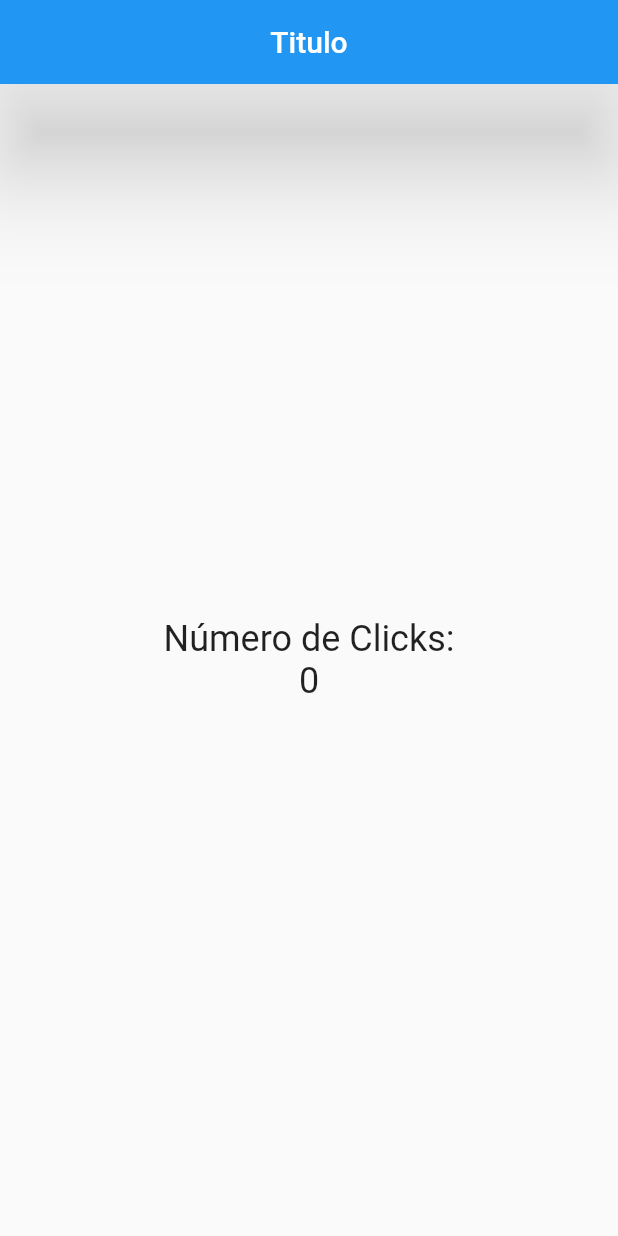
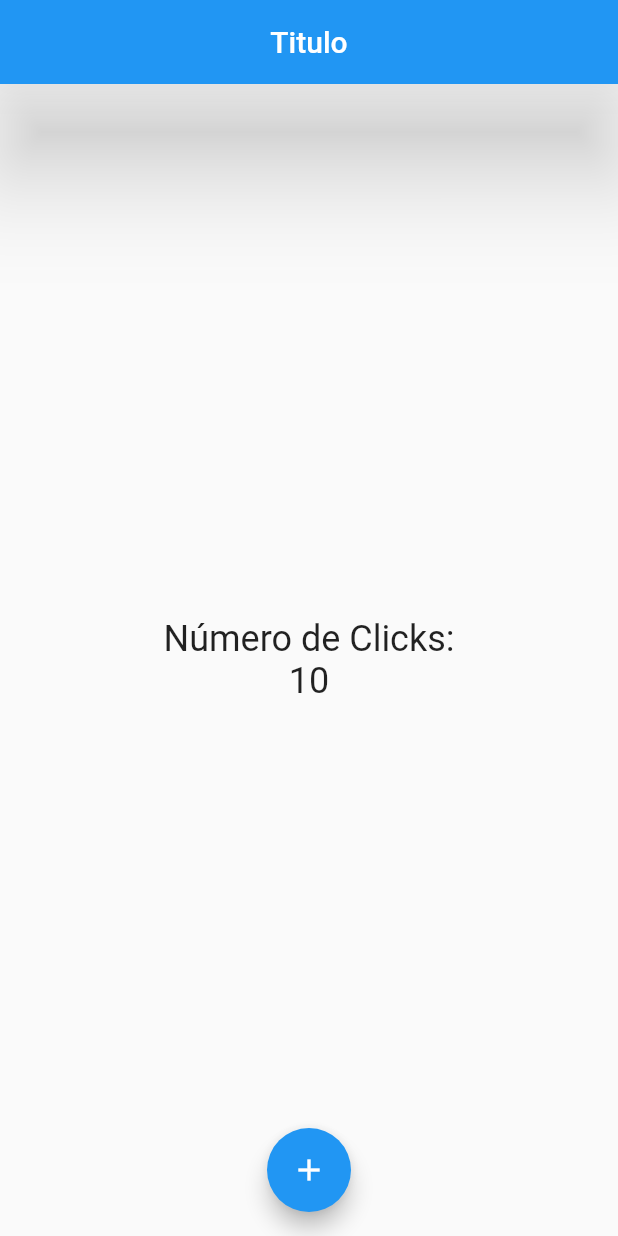
Before and after one commit to matisaffirio96/Flutter_Apps_UDM, a Flutter app: the screen it shows after launch, on a phone screen of 412 x 824 dp. Run offline on Flutter 3.47's test engine with Material 2 defaults, Android fonts, the phone set to English and light mode, and no system bars.

```diff
--- a/aplicacion_udemy/lib/src/pages/home_page.dart
+++ b/aplicacion_udemy/lib/src/pages/home_page.dart
@@ -2,6 +2,8 @@ import 'package:flutter/material.dart';
 
 class HomePage extends StatelessWidget {
   final estiloTexto = new TextStyle(fontSize: 24.0);
+
+  final conteo = 10;
 
   @override
   Widget build(BuildContext context) {
@@ -20,11 +22,19 @@ class HomePage extends StatelessWidget {
             style: estiloTexto,
           ),
           Text(
-            '0',
+            '$conteo',
             style: estiloTexto,
           ),
         ],
       )),
+      floatingActionButton: FloatingActionButton(
+        child: Icon(Icons.add),
+        onPressed: () {
+          print(
+              'Hola'); //esto es solo cuando se apreta el boton. Se imprime en consola
+        },
+      ),
+      floatingActionButtonLocation: FloatingActionButtonLocation.centerFloat,
     );
   }
 }
```
